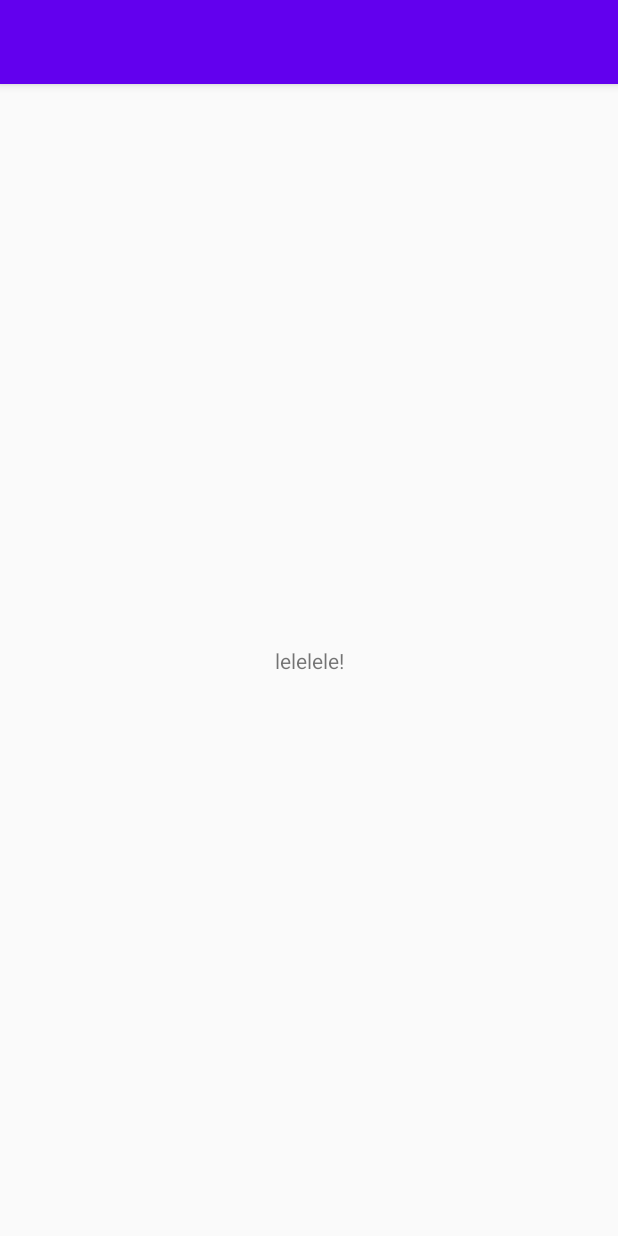
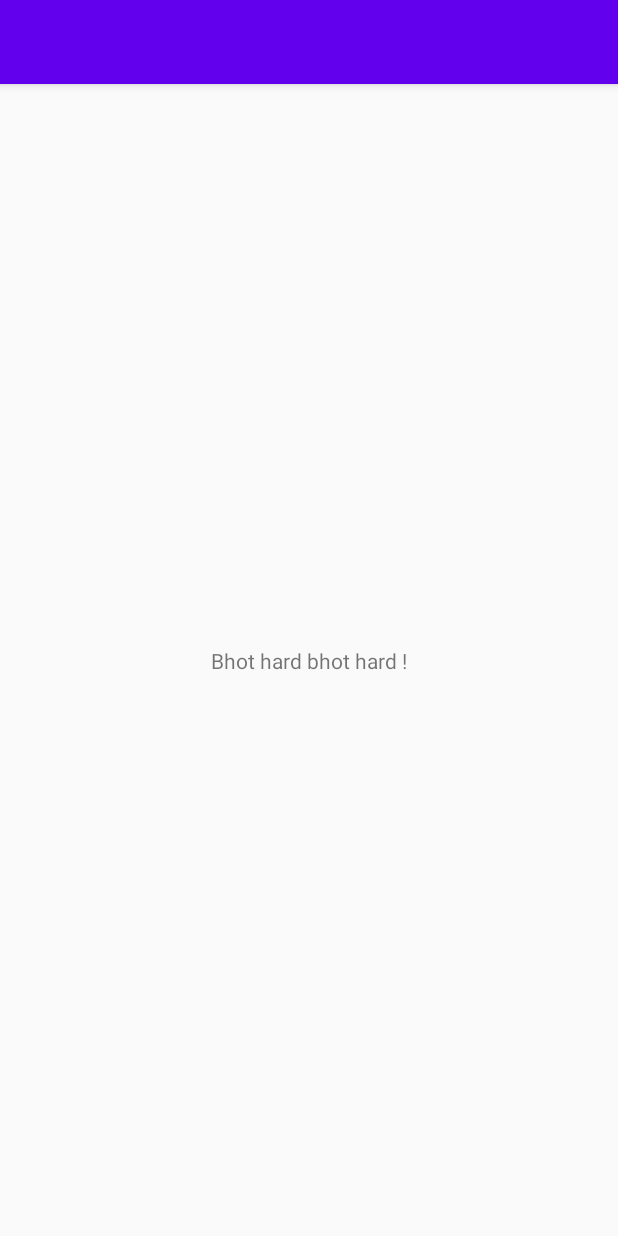
Before and after one commit to deepp2905/WorkoutTrackerApp, an Android app: the screen it shows after launch (MainActivity), on a phone screen of 412 x 824 dp. Run offline under Robolectric (Android 15) with nearby library versions, the phone set to English and light mode, and no system bars.

Commit message:
Changed toh bohot hard

```diff
--- a/app/src/main/res/layout/activity_main.xml
+++ b/app/src/main/res/layout/activity_main.xml
@@ -9,7 +9,7 @@
     <TextView
         android:layout_width="wrap_content"
         android:layout_height="wrap_content"
-        android:text="lelelele!"
+        android:text="Bhot hard bhot hard !"
         app:layout_constraintBottom_toBottomOf="parent"
         app:layout_constraintLeft_toLeftOf="parent"
         app:layout_constraintRight_toRightOf="parent"
```
